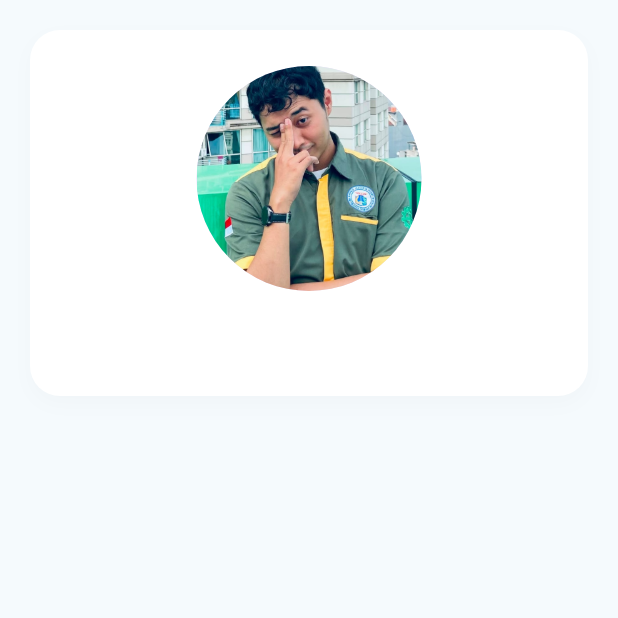
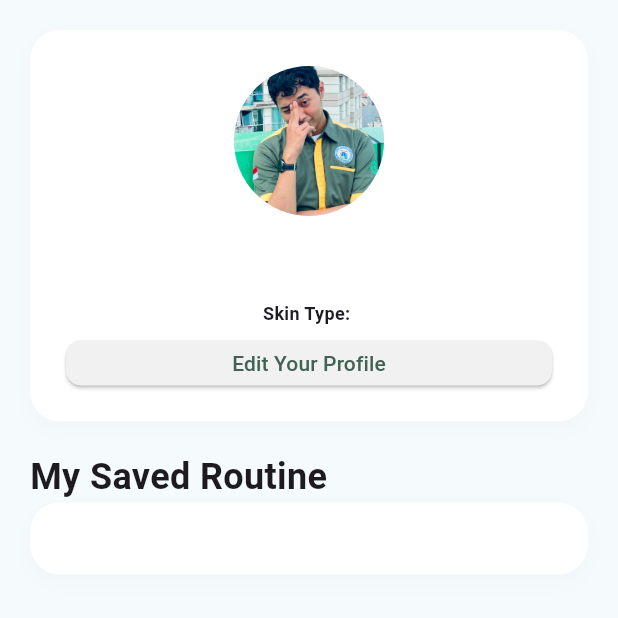
Before and after one commit to AAISkuy/skinoura, a Flutter app: the ProfilePage screen opened directly, on a phone screen of 412 x 824 dp, the top half of it. Run offline on Flutter 3.47's test engine with Material 3 defaults, Android fonts, the phone set to English and light mode, and no system bars; our stand-ins replace shared_preferences, sqflite; accounts and stored records are empty.

Commit message:
update profile dan menghilangkan progress pada bottom navbar

```diff
--- a/lib/views/Form_Profile.dart
+++ b/lib/views/Form_Profile.dart
@@ -15,7 +15,9 @@ class _ProfilePageState extends State<ProfilePage> {
       backgroundColor: const Color(0xFFF5FAFD),
       body: SingleChildScrollView(
         padding: const EdgeInsets.all(20),
-        child: Container(
+        child: Column(
+          children: [
+            Container(
               width: double.infinity,
               padding: const EdgeInsets.all(24),
               decoration: BoxDecoration(
@@ -34,8 +36,10 @@ class _ProfilePageState extends State<ProfilePage> {
                 crossAxisAlignment: CrossAxisAlignment.center,
                 children: [
                   CircleAvatar(
-                radius: 75,
-                backgroundImage: AssetImage('assets/images/Exampprofil.jpeg'),
+                    radius: 50,
+                    backgroundImage: AssetImage(
+                      'assets/images/Exampprofil.jpeg',
+                    ),
                   ),
                   SizedBox(height: 20),
 
@@ -43,8 +47,67 @@ class _ProfilePageState extends State<ProfilePage> {
                     PreferencesHandler.nama,
                     style: TextStyle(fontSize: 18, fontWeight: FontWeight.bold),
                   ),
+
+                  SizedBox(height: 10),
+
+                  Text(
+                    'Skin Type: ',
+                    style: TextStyle(fontSize: 12, fontWeight: FontWeight.bold),
+                  ),
+
+                  SizedBox(height: 10),
+
+                  SizedBox(
+                    height: 30,
+                    width: double.infinity,
+                    child: ElevatedButton(
+                      onPressed: () {},
+                      style: ElevatedButton.styleFrom(
+                        backgroundColor: const Color.fromARGB(
+                          255,
+                          241,
+                          241,
+                          241,
+                        ),
+                        foregroundColor: const Color(0xFF436155),
+                        elevation: 1,
+                        shape: RoundedRectangleBorder(
+                          borderRadius: BorderRadius.circular(10),
+                        ),
+                      ),
+                      child: Text('Edit Your Profile'),
+                    ),
+                  ),
                 ],
               ),
+            ),
+
+            SizedBox(height: 20),
+
+            Align(
+              alignment: AlignmentGeometry.centerLeft,
+              child: Text(
+                'My Saved Routine',
+                style: TextStyle(fontSize: 24, fontWeight: FontWeight.bold),
+              ),
+            ),
+
+            Container(
+              width: double.infinity,
+              padding: const EdgeInsets.all(24),
+              decoration: BoxDecoration(
+                color: Colors.white,
+                borderRadius: BorderRadius.circular(20),
+                boxShadow: [
+                  BoxShadow(
+                    color: Colors.black.withOpacity(0.02),
+                    blurRadius: 10,
+                    offset: const Offset(0, 5),
+                  ),
+                ],
+              ),
+            ),
+          ],
         ),
       ),
     );
--- a/lib/widgets/app_BottomNav.dart
+++ b/lib/widgets/app_BottomNav.dart
@@ -5,7 +5,6 @@ import 'package:skinoura/extension/extension.dart';
 import 'package:skinoura/views/form_discovery.dart';
 import 'package:skinoura/views/form_home.dart';
 import 'package:skinoura/views/form_profile.dart';
-import 'package:skinoura/views/form_progress.dart';
 import 'package:skinoura/views/form_ritual.dart';
 
 class AppBottomnav extends StatefulWidget {
@@ -23,7 +22,6 @@ class _AppBottomNav extends State<AppBottomnav> {
     const Homepage(),
     const DiscoverPage(),
     const RitualPage(),
-    const ProgressPage(),
     const ProfilePage(),
   ];
 
@@ -141,10 +139,6 @@ class _AppBottomNav extends State<AppBottomnav> {
             icon: Icon(Icons.calendar_today_outlined),
             label: 'Ritual',
           ),
-          BottomNavigationBarItem(
-            icon: Icon(Icons.show_chart),
-            label: 'Progress',
-          ),
           BottomNavigationBarItem(icon: Icon(Icons.person), label: 'Profile'),
         ],
       ),
--- a/pubspec.yaml
+++ b/pubspec.yaml
@@ -37,6 +37,7 @@ dependencies:
   sqflite: ^2.4.2+1
   intl: ^0.20.2
   shared_preferences: ^2.5.5
+  lottie: ^3.3.3
 
 dev_dependencies:
   flutter_test:
```
Also changed, not shown: pubspec.lock. Lines whose indentation alone changed are shown as unchanged.
